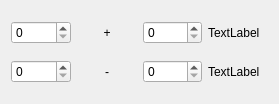
Before: the Qt Designer form app/form.ui in mxklb/cuteproject, drawn with Qt 5.
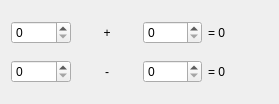
After: the same form once the commit is applied.

Commit message: Set ui title and improved signal slot connections

Patch:
```diff
--- a/app/form.ui
+++ b/app/form.ui
@@ -35,7 +35,7 @@
      <item row="0" column="3">
       <widget class="QLabel" name="addAim">
        <property name="text">
-        <string>TextLabel</string>
+        <string>= 0</string>
        </property>
       </widget>
      </item>
@@ -62,7 +62,7 @@
      <item row="0" column="3">
       <widget class="QLabel" name="subtAim">
        <property name="text">
-        <string>TextLabel</string>
+        <string>= 0</string>
        </property>
       </widget>
      </item>
```
Left out of the diff: 2 changed lines with no effect on the pictures. The commit also changes 2 other files.
